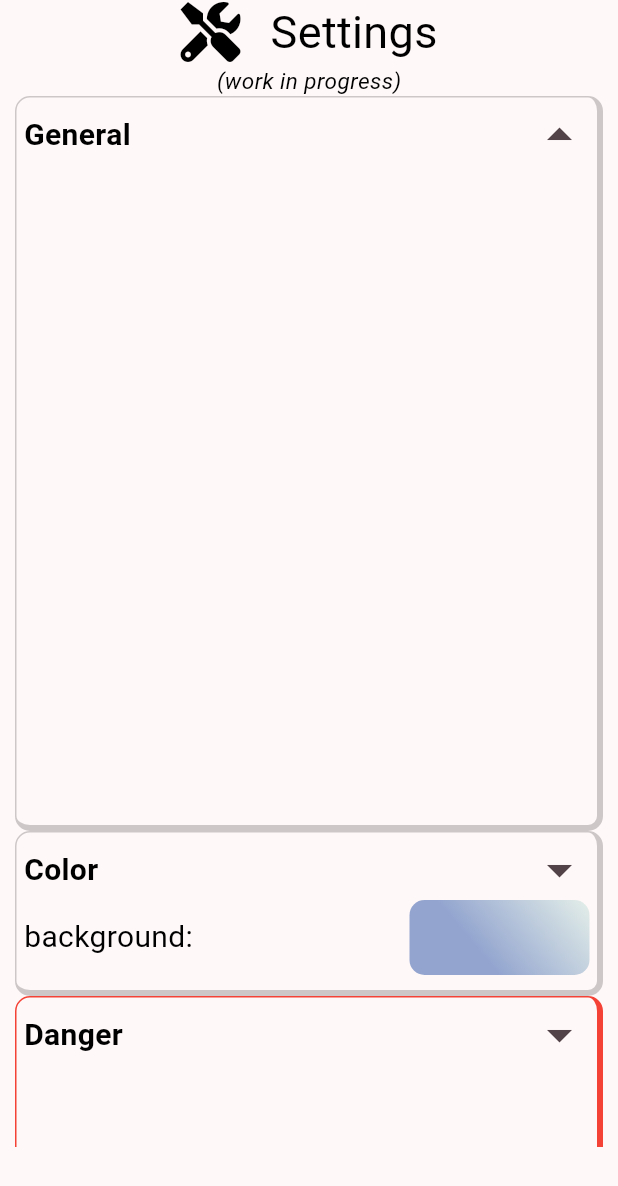
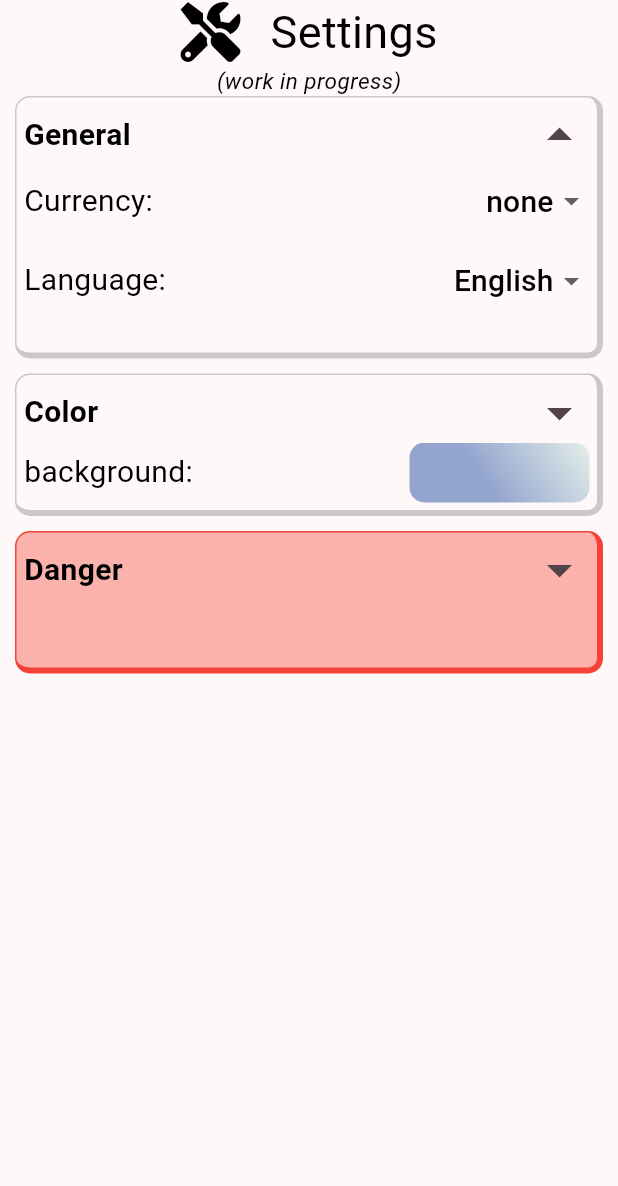
Before and after one commit to EtienneAuroux/tokihakanenari, a Flutter app: the Settings screen opened directly, after a tap on the "arrow drop down" icon, on a phone screen of 412 x 824 dp. Shown: the top 1186 px of the screen. Run offline on Flutter 3.47's test engine with Material 3 defaults, Android fonts, the phone set to English and light mode, and no system bars; our stand-ins replace shared_preferences; accounts and stored records are empty; Roboto replaces fonts that are missing (MontserratAlternate); project files that could hold a hidden picture were left out.

Commit message:
<feat>: Implemented SettingDropdown widget for use in general settings.

```diff
--- a/lib/card_types/settings.dart
+++ b/lib/card_types/settings.dart
@@ -1,11 +1,12 @@
 import 'package:flutter/material.dart';
 import 'package:tokihakanenari/customized_widgets/gradient_selector.dart';
 import 'package:tokihakanenari/customized_widgets/setting_container.dart';
+import 'package:tokihakanenari/customized_widgets/setting_dropdown.dart';
 import 'package:tokihakanenari/my_enums.dart';
 import 'package:tokihakanenari/visual_tools/font_awesome5_icons.dart';
 import 'package:tokihakanenari/visual_tools/text_styles.dart';
 
-// import 'dart:developer' as developer;
+import 'dart:developer' as developer;
 
 class Settings extends StatefulWidget {
   const Settings({
@@ -19,7 +20,31 @@ class Settings extends StatefulWidget {
 class _SettingsState extends State<Settings> {
   List<String> currencies = ['none', '\$', '€', '£'];
   late String currency;
+  List<String> languages = ['English', 'French', 'Japanese'];
+  late String language;
   Setting setting = Setting.none;
+
+  List<Widget> getGeneralSettings() {
+    return [
+      SettingDropdown(
+          title: 'Currency',
+          values: currencies,
+          onNewValue: (dynamic newCurrency) {
+            developer.log(newCurrency.toString());
+            setState(() {
+              currency = newCurrency;
+            });
+          }),
+      SettingDropdown(
+          title: 'Language',
+          values: languages,
+          onNewValue: (dynamic newLanguage) {
+            setState(() {
+              language = newLanguage;
+            });
+          }),
+    ];
+  }
 
   List<Widget> getColorSettings() {
     return [
@@ -69,11 +94,16 @@ class _SettingsState extends State<Settings> {
     ];
   }
 
+  List<Widget> getDangerSettings() {
+    return [];
+  }
+
   @override
   void initState() {
     super.initState();
 
     currency = currencies.first;
+    language = languages.first;
   }
 
   @override
@@ -114,14 +144,17 @@ class _SettingsState extends State<Settings> {
                   children: [
                     SettingContainer(
                       title: 'General',
-                      milliseconds: 500,
+                      milliseconds: 300,
                       open: setting == Setting.general,
                       onOpen: (bool open) {
                         setState(() {
                           setting = open ? Setting.general : Setting.none;
                         });
                       },
-                      children: [],
+                      children: getGeneralSettings(),
+                    ),
+                    const SizedBox(
+                      height: 10,
                     ),
                     SettingContainer(
                       title: 'Color',
@@ -134,6 +167,9 @@ class _SettingsState extends State<Settings> {
                       },
                       children: getColorSettings(),
                     ),
+                    const SizedBox(
+                      height: 10,
+                    ),
                     SettingContainer(
                       title: 'Danger',
                       milliseconds: 300,
@@ -144,7 +180,7 @@ class _SettingsState extends State<Settings> {
                         });
                       },
                       borderColor: Colors.red,
-                      children: [],
+                      children: getDangerSettings(),
                     )
                   ],
                 ),
--- a/lib/customized_widgets/gradient_selector.dart
+++ b/lib/customized_widgets/gradient_selector.dart
@@ -57,7 +57,7 @@ class _GradientSelectorState extends State<GradientSelector> {
             },
             child: Container(
               width: 120,
-              height: 50,
+              height: 40,
               decoration: BoxDecoration(
                 gradient: LinearGradient(
                   colors: [colorGradient.bottom, colorGradient.topRight],
--- a/lib/customized_widgets/setting_container.dart
+++ b/lib/customized_widgets/setting_container.dart
@@ -27,14 +27,28 @@ class SettingContainer extends StatefulWidget {
 }
 
 class _SettingContainerState extends State<SettingContainer> {
+  final double contractedHeight = 95;
+  late final double expandedHeight;
   bool expanded = false;
   late Color borderColor;
+  late Color foregroundColor;
+
+  double getExpandedHeight() {
+    if (widget.children.length > 6) {
+      return 320;
+    } else {
+      return contractedHeight + widget.children.length * 40;
+    }
+  }
 
   @override
   void initState() {
     super.initState();
 
+    expandedHeight = getExpandedHeight();
+
     borderColor = widget.borderColor ?? Colors.black.withAlpha(50);
+    foregroundColor = widget.borderColor == null ? Colors.transparent : Colors.red.withAlpha(100);
   }
 
   @override
@@ -42,6 +56,7 @@ class _SettingContainerState extends State<SettingContainer> {
     return AnimatedContainer(
       duration: Duration(milliseconds: widget.milliseconds),
       decoration: BoxDecoration(
+        color: foregroundColor,
         borderRadius: BorderRadius.circular(10),
         border: Border(
           top: BorderSide(
@@ -63,7 +78,7 @@ class _SettingContainerState extends State<SettingContainer> {
         ),
       ),
       padding: const EdgeInsets.all(5),
-      height: widget.open ? 490 : 110,
+      height: widget.open ? expandedHeight : contractedHeight,
       child: Column(
         children: [
           Row(
--- /dev/null
+++ b/lib/customized_widgets/setting_dropdown.dart
@@ -0,0 +1,76 @@
+import 'package:flutter/material.dart';
+import 'package:tokihakanenari/visual_tools/text_styles.dart';
+
+class SettingDropdown extends StatefulWidget {
+  final String title;
+  final List<dynamic> values;
+  final void Function(dynamic) onNewValue;
+
+  const SettingDropdown({
+    super.key,
+    required this.title,
+    required this.values,
+    required this.onNewValue,
+  });
+
+  @override
+  State<SettingDropdown> createState() => _SettingDropdownState();
+}
+
+class _SettingDropdownState extends State<SettingDropdown> {
+  dynamic value;
+
+  @override
+  void initState() {
+    super.initState();
+
+    value = widget.values.first;
+  }
+
+  @override
+  Widget build(BuildContext context) {
+    return Padding(
+      padding: const EdgeInsets.fromLTRB(0, 0, 0, 5),
+      child: Row(
+        mainAxisAlignment: MainAxisAlignment.spaceBetween,
+        children: [
+          Text(
+            '${widget.title}:',
+            style: TextStyles.cardBody,
+          ),
+          DropdownButton<dynamic>(
+              underline: const SizedBox(),
+              value: value,
+              items: widget.values.map<DropdownMenuItem<dynamic>>((dynamic item) {
+                return DropdownMenuItem<dynamic>(
+                  value: item,
+                  child: Align(
+                    alignment: Alignment.center,
+                    child: Text(
+                      '$item',
+                      style: TextStyles.cardBody,
+                    ),
+                  ),
+                );
+              }).toList(),
+              selectedItemBuilder: (BuildContext context) {
+                return widget.values.map((dynamic item) {
+                  return Container(
+                    width: 120,
+                    alignment: Alignment.centerRight,
+                    child: Text(
+                      item,
+                      style: TextStyles.cardBody,
+                    ),
+                  );
+                }).toList();
+              },
+              onChanged: (dynamic newValue) {
+                widget.onNewValue(newValue);
+                value = newValue;
+              })
+        ],
+      ),
+    );
+  }
+}
```
